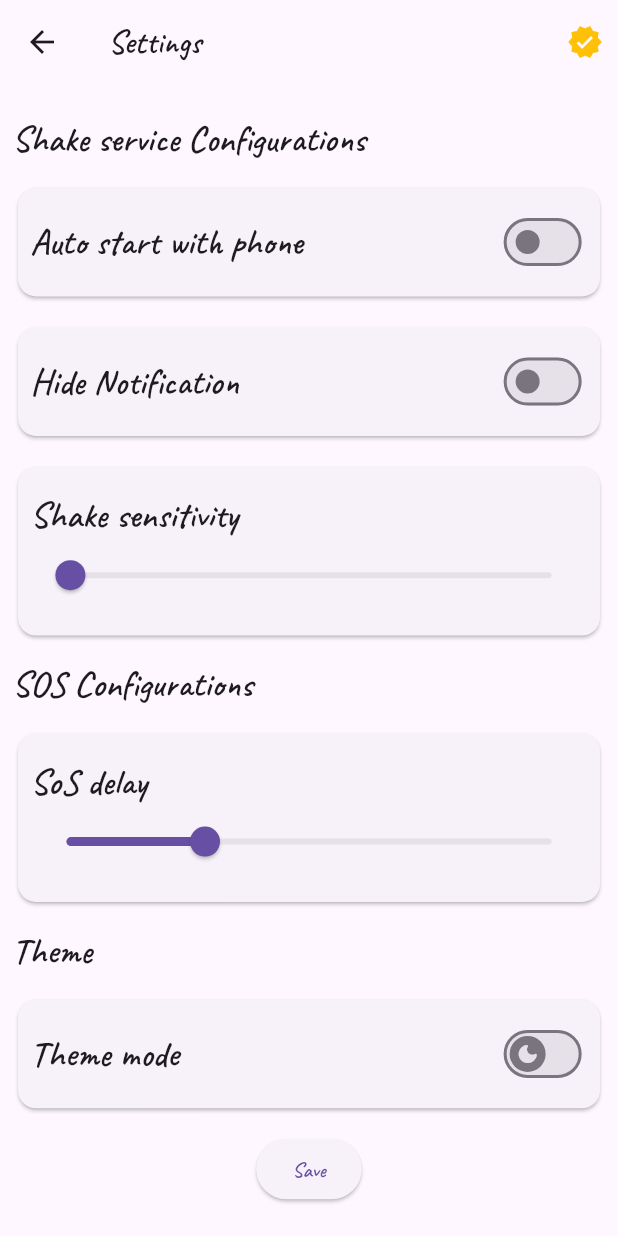
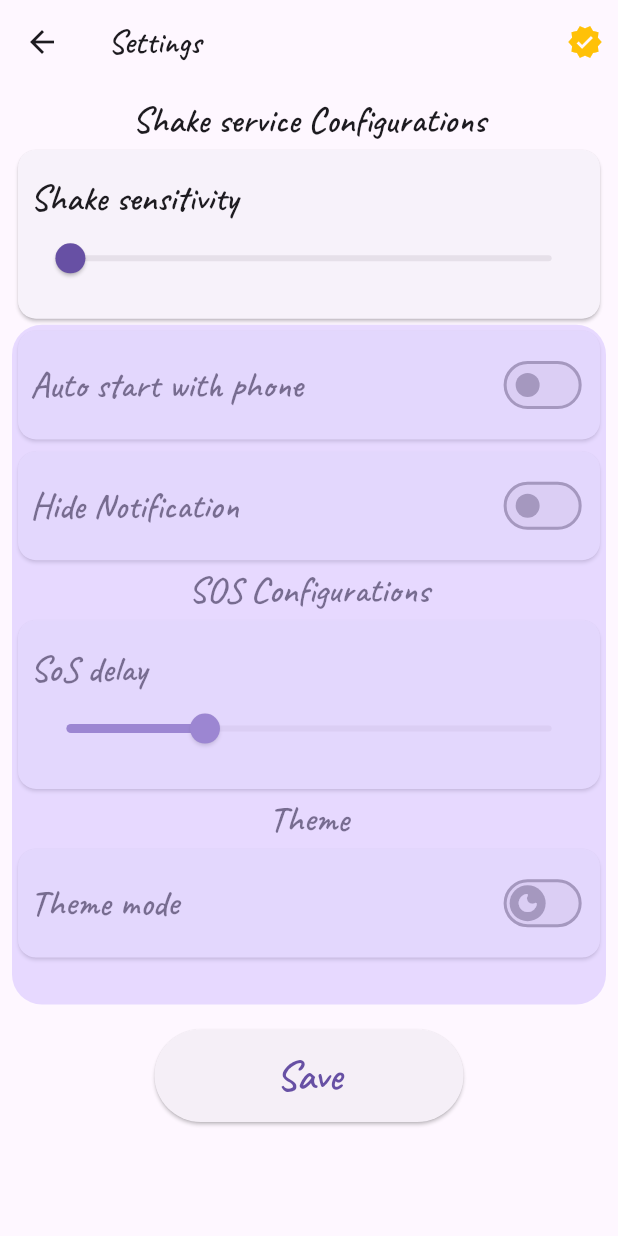
Before and after one commit to wizium/shake_torch, a Flutter app: the screen it shows after launch, after a tap on the "menu" icon, after a tap on "Preferences", on a phone screen of 412 x 824 dp. Run offline on Flutter 3.47's test engine with Material 2 defaults, Android fonts, the phone set to English and light mode, and no system bars; drawn by our look-alikes of dynamic_color; our stand-ins replace carousel_slider, device_info_plus, get, permission_handler, shared_preferences, wakelock; missing offline and left inert: flex_color_picker, flutter_background_service, flutter_background_service_android, screen_brightness, shake, torch_controller and 1 more.

```diff
--- a/lib/main.dart
+++ b/lib/main.dart
@@ -1,6 +1,7 @@
 import 'package:flutter/material.dart';
 import 'package:get/route_manager.dart';
-import 'package:google_mobile_ads/google_mobile_ads.dart';
+import 'package:shake_torch/services/ad_services.dart';
+import 'package:unity_ads_plugin/unity_ads_plugin.dart';
 import 'Functions/data_init.dart';
 import 'Theme/dark_theme.dart';
 import 'Theme/light_theme.dart';
@@ -12,14 +13,11 @@ import 'package:dynamic_color/dynamic_color.dart';
 late SharedPreferences sharedPreferences;
 void main() async {
   WidgetsFlutterBinding.ensureInitialized();
-  await MobileAds.instance.initialize();
-  await MobileAds.instance.updateRequestConfiguration(
-    RequestConfiguration(
-      testDeviceIds: [
-        "5429B0FE91986BF9E54DFF8EEB4BFE55",
-        "BDE42D866F9747015E725AA7C587A39D"
-      ],
-    ),
+  await UnityAds.init(
+    testMode: false,
+    gameId: AdServices.appId,
+    onComplete: () => debugPrint("Unity gameId is Initialized"),
+    onFailed: (error, errorMessage) => debugPrint(errorMessage),
   );
   await serviceInitializer();
   sharedPreferences = await SharedPreferences.getInstance();
@@ -48,7 +46,7 @@ class _MyAppState extends State<MyApp> {
         return GetMaterialApp(
           themeMode:
               themeController.dark.value ? ThemeMode.dark : ThemeMode.light,
-          title: "Shake torch",
+          title: "Shake torch(FlashLight)",
           theme: lightTheme(lightDynamic, context),
           darkTheme: darkTheme(darkDynamic, context),
           home: const HomePage(),
--- a/lib/screens/home.dart
+++ b/lib/screens/home.dart
@@ -1,12 +1,12 @@
 // ignore_for_file: use_build_context_synchronously
 import 'package:flutter/material.dart';
-import 'package:google_mobile_ads/google_mobile_ads.dart';
+import 'package:shake_torch/services/ad_services.dart';
 import 'package:shake_torch/widgets/Home_Drawer.dart';
+import 'package:unity_ads_plugin/unity_ads_plugin.dart';
 import '/Functions/alarm_permission.dart';
 import '/Functions/battery_optimization.dart';
 import '/Functions/notification_permission.dart';
 import '/screens/settings.dart';
-import '/services/ad_services.dart';
 import '/Functions/sos.dart';
 import '/Functions/terminated_run.dart';
 import 'screen_torch.dart';
@@ -15,9 +15,6 @@ GlobalKey<ScaffoldState> scaffoldKey = GlobalKey<ScaffoldState>();
 bool isBackgroundOn = false;
 bool isSosOn = false;
 bool? isTorchOn = false;
-
-bool isLoaded = false;
-late BannerAd bannerAd;
 
 class HomePage extends StatefulWidget {
   const HomePage({
@@ -39,34 +36,7 @@ class _HomePageState extends State<HomePage> {
         notificationPermission(context);
       });
     });
-    load();
     super.initState();
-  }
-
-  load() async {
-    bannerAd = BannerAd(
-      adUnitId: AdServices.bannerAdUnitId,
-      size: AdSize.largeBanner,
-      listener: BannerAdListener(
-        onAdLoaded: (ad) {
-          isLoaded = true;
-          setState(() {});
-        },
-        onAdFailedToLoad: (ad, error) {
-          debugPrint(error.message);
-          ad.dispose();
-        },
-      ),
-      request: const AdRequest(),
-    );
-    setState(() {});
-    await bannerAd.load();
-  }
-
-  @override
-  void dispose() {
-    bannerAd.dispose();
-    super.dispose();
   }
 
   @override
@@ -86,7 +56,7 @@ class _HomePageState extends State<HomePage> {
         backgroundColor: Theme.of(context).colorScheme.inversePrimary,
         centerTitle: true,
         title: Text(
-          "Shake to Torch",
+          "Shake torch(FlashLight)",
           style: const TextStyle().merge(
             const TextStyle(
               fontSize: 30,
@@ -208,17 +178,13 @@ class _HomePageState extends State<HomePage> {
           ],
         ),
       ),
-      bottomNavigationBar: isLoaded != true
-          ? null
-          : SizedBox(
-              height: bannerAd.size.height.toDouble(),
-              width: bannerAd.size.width.toDouble(),
-              child: Center(
-                child: AdWidget(
-                  ad: bannerAd,
-                ),
-              ),
-            ),
+      bottomNavigationBar: UnityBannerAd(
+        size: BannerSize.iabStandard,
+        placementId: AdServices.bannerAdUnitId,
+        onLoad: (placementId) {
+          debugPrint("$placementId is loaded");
+        },
+      ),
     );
   }
 }
--- a/lib/screens/settings.dart
+++ b/lib/screens/settings.dart
@@ -1,8 +1,8 @@
 // ignore_for_file: use_build_context_synchronously
 import 'package:flutter/material.dart';
 import 'package:get/get.dart';
-import 'package:google_mobile_ads/google_mobile_ads.dart';
-import '/services/ad_services.dart';
+import 'package:unity_ads_plugin/unity_ads_plugin.dart';
+import '../services/ad_services.dart';
 import '/Functions/data_init.dart';
 import '/Functions/terminated_run.dart';
 import '/widgets/custom_list_tiles.dart';
@@ -10,7 +10,6 @@ import '/main.dart';
 
 bool? background;
 bool? auto;
-late InterstitialAd interstitialAd;
 bool isLoaded = false;
 
 class SettingsScreen extends StatefulWidget {
@@ -21,37 +20,33 @@ class SettingsScreen extends StatefulWidget {
 }
 
 class _SettingsScreenState extends State<SettingsScreen> {
-  load() async {
-    await InterstitialAd.load(
-      adUnitId: AdServices.interstitialAdUnitId,
-      request: const AdRequest(),
-      adLoadCallback: InterstitialAdLoadCallback(
-        onAdLoaded: (ad) {
-          debugPrint("ad loaded");
-          interstitialAd = ad;
+  @override
+  void initState() {
+    AdServices().interstitialAdLoad(
+        interstitialAdId: AdServices.interstitialAdUnitId,
+        callback: () {
+          setState(() {
             isLoaded = true;
-          setState(() {});
-        },
-        onAdFailedToLoad: (error) {
-          debugPrint(error.message);
-        },
-      ),
-    );
+          });
+        });
+    super.initState();
   }
 
-  @override
-  void initState() {
-    load();
-    super.initState();
-  }
   @override
   Widget build(BuildContext context) {
     return WillPopScope(
       onWillPop: () async {
         if (isLoaded) {
-          interstitialAd.show().then((value) {
-            interstitialAd.dispose();
-          });
+          await UnityAds.showVideoAd(
+            placementId: AdServices.interstitialAdUnitId,
+            onComplete: (placementId) {
+              debugPrint(
+                "$placementId is showed",
+              );
+            },
+          );
+          isLoaded = false;
+          setState(() {});
           return true;
         } else {
           return true;
@@ -72,10 +67,11 @@ class _SettingsScreenState extends State<SettingsScreen> {
             'Settings',
           ),
         ),
-        body: Padding(
+        body: SingleChildScrollView(
+          child: Padding(
             padding: const EdgeInsets.all(8.0),
             child: Column(
-            crossAxisAlignment: CrossAxisAlignment.start,
+              crossAxisAlignment: CrossAxisAlignment.center,
               mainAxisAlignment: MainAxisAlignment.spaceEvenly,
               children: [
                 Text(
@@ -83,12 +79,31 @@ class _SettingsScreenState extends State<SettingsScreen> {
                   style: Theme.of(context).textTheme.headlineSmall,
                 ),
                 CustomListTile(
+                  title: "Shake sensitivity",
+                  subtitle: Slider(
+                    value: threshold!,
+                    min: 3,
+                    label: threshold.toString(),
+                    onChanged: (value) async {
+                      threshold = value;
+
+                      setState(() {});
+                    },
+                    max: 15,
+                  ),
+                ),
+                SizedBox(
+                  height: Get.height * .55,
+                  child: Stack(
+                    children: [
+                      Column(
+                        children: [
+                          CustomListTile(
                             title: "Auto start with phone",
                             trailing: Switch(
                               value: auto!,
                               onChanged: (value) async {
                                 auto = value;
-
                                 setState(() {});
                               },
                             ),
@@ -102,20 +117,6 @@ class _SettingsScreenState extends State<SettingsScreen> {
 
                                 setState(() {});
                               },
-                ),
-              ),
-              CustomListTile(
-                title: "Shake sensitivity",
-                subtitle: Slider(
-                  value: threshold!,
-                  min: 3,
-                  label: threshold.toString(),
-                  onChanged: (value) async {
-                    threshold = value;
-
-                    setState(() {});
-                  },
-                  max: 15,
                             ),
                           ),
                           Text(
@@ -151,25 +152,52 @@ class _SettingsScreenState extends State<SettingsScreen> {
                               value: themeController.dark.value,
                               onChanged: (value) async {
                                 themeController.dark.value = value;
-
                                 setState(() {});
                               },
                             ),
                           ),
-              Align(
-                alignment: Alignment.bottomCenter,
+                        ],
+                      ),
+                      Container(
+                        height: Get.height * .55,
+                        decoration: BoxDecoration(
+                          borderRadius: BorderRadius.circular(
+                            20,
+                          ),
+                          color: Theme.of(context)
+                              .colorScheme
+                              .inversePrimary
+                              .withOpacity(.5),
+                        ),
+                      ),
+                    ],
+                  ),
+                ),
+                Padding(
+                  padding: EdgeInsets.symmetric(vertical: Get.height * .02),
                   child: ElevatedButton(
-                  onLongPress: () {
-                    Tooltip(
-                      child: const Text("Save configurations"),
-                    );
-                  },
+                    style: ButtonStyle(
+                      backgroundColor: MaterialStatePropertyAll(
+                        Theme.of(context).colorScheme.onInverseSurface,
+                      ),
+                      textStyle: MaterialStatePropertyAll(
+                        Theme.of(context).textTheme.headlineMedium,
+                      ),
+                      fixedSize: MaterialStatePropertyAll(
+                        Size(
+                          Get.height * .25,
+                          Get.width * .15,
+                        ),
+                      ),
+                    ),
                     onPressed: () async {
                       await sharedPreferences.setBool(
                           "dark", themeController.dark.value);
                       await sharedPreferences.setDouble("sosDelay", sosDelay!);
-                    await sharedPreferences.setDouble("threshold", threshold!);
-                    await sharedPreferences.setBool("background", background!);
+                      await sharedPreferences.setDouble(
+                          "threshold", threshold!);
+                      await sharedPreferences.setBool(
+                          "background", background!);
                       await sharedPreferences.setBool("auto", auto!);
                       Get.changeThemeMode(themeController.dark.value
                           ? ThemeMode.dark
@@ -194,6 +222,7 @@ class _SettingsScreenState extends State<SettingsScreen> {
             ),
           ),
         ),
+      ),
     );
   }
 }
--- a/lib/services/ad_services.dart
+++ b/lib/services/ad_services.dart
@@ -1,5 +1,25 @@
+import 'package:flutter/material.dart';
+import 'package:unity_ads_plugin/unity_ads_plugin.dart';
 
 class AdServices {
-  static String bannerAdUnitId = "ca-app-pub-3940256099942544/6300978111";
-  static String interstitialAdUnitId = "ca-app-pub-3940256099942544/1033173712";
+  static String appId = "5431494";
+  static String bannerAdUnitId = "Banner_Android";
+  static String interstitialAdUnitId = "Interstitial_Android";
+  interstitialAdLoad(
+      {required interstitialAdId, required VoidCallback callback}) async {
+    await UnityAds.load(
+      placementId: interstitialAdId,
+      onComplete: (placementId) {
+        debugPrint(
+          "$placementId is loaded",
+        );
+        callback();
+      },
+      onFailed: (placementId, error, errorMessage) {
+        debugPrint(
+          "$placementId id failed to load for $errorMessage",
+        );
+      },
+    );
+  }
 }
--- a/lib/widgets/flat_switch.dart
+++ b/lib/widgets/flat_switch.dart
@@ -56,7 +56,7 @@ class _FlatSwitchState extends State<FlatSwitch> {
               ),
               child: Center(
                 child: Text(
-                  'Pro 20\$',
+                  'Pro',
                   style: Theme.of(context).textTheme.headlineSmall,
                 ),
               ),
--- a/lib/widgets/home_drawer.dart
+++ b/lib/widgets/home_drawer.dart
@@ -72,10 +72,10 @@ class HomeDrawerState extends State<HomeDrawer> {
                 Card(
                   child: ListTile(
                     leading: const Icon(
-                      Icons.support_agent_rounded,
+                      Icons.feedback_rounded,
                       size: 40,
                     ),
-                    title: const Text("Support"),
+                    title: const Text("Feedback"),
                     onTap: () {
                       Navigator.pop(context);
                     },
--- a/pubspec.yaml
+++ b/pubspec.yaml
@@ -46,10 +46,10 @@ dependencies:
   screen_brightness: ^0.2.2+1
   flex_color_picker: ^3.3.0
   get: ^4.6.6
-  google_mobile_ads:
-  optimize_battery: ^0.0.4
   in_app_purchase: ^3.1.10
   url_launcher: ^6.1.14
+  carousel_slider: ^4.2.1
+  unity_ads_plugin: ^0.3.8
 dev_dependencies:
   flutter_test:
     sdk: flutter
```
Also changed, not shown: lib/screens/premium_purchase.dart (+27 -4 lines), lib/widgets/premium_offerings.dart (added, +20 -0 lines), pubspec.lock, 1 other file. Lines whose indentation alone changed are shown as unchanged.
